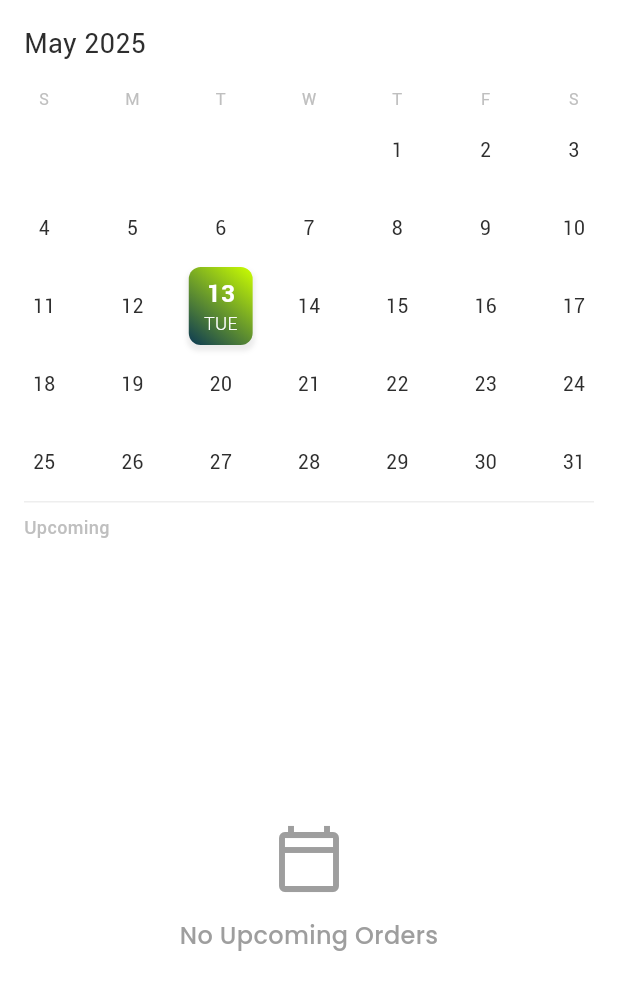
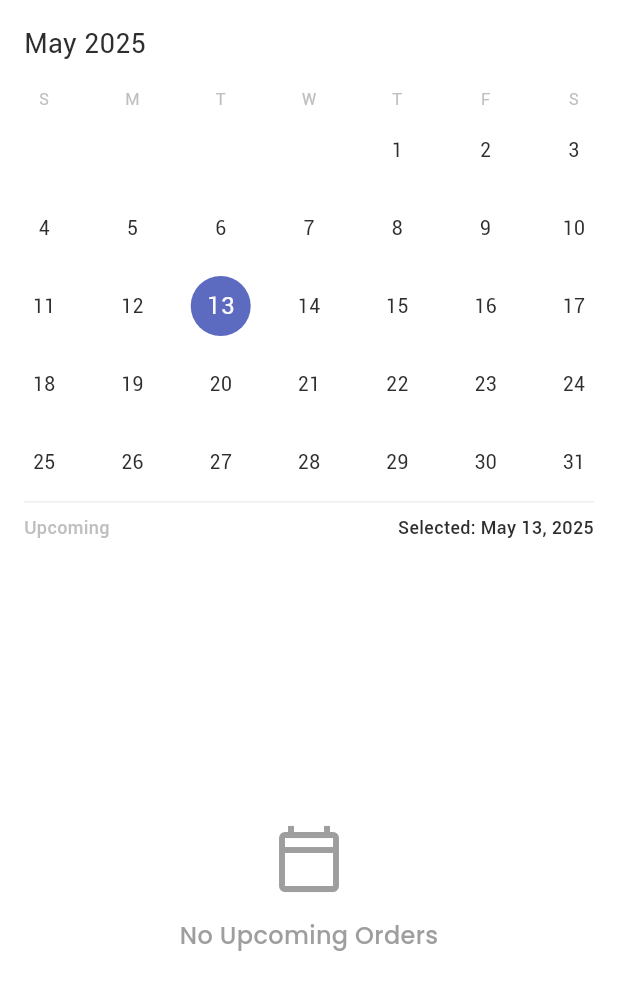
Before and after one commit to UK-Dev786/snackTagApp, a Flutter app: the CafeteriaHistorySelectDateView screen opened by its route, on a phone screen of 412 x 824 dp. Shown: the top 990 px of the screen. Run offline on Flutter 3.47's test engine with Material 3 defaults, Android fonts, the phone set to English and light mode, and no system bars; drawn by our look-alikes of table_calendar; our stand-ins replace cloud_firestore, dio, firebase_analytics, firebase_auth, firebase_core, firebase_messaging and 11 more; missing offline and left inert: dart:ffi, firebase_app_check, flutter_stripe, webview_flutter_android, webview_flutter_wkwebview; accounts and stored records are empty.

Commit message:
set the calender selected date result.

```diff
--- a/lib/app/modules/cafeteria_history_select_date/views/cafeteria_history_select_date_view.dart
+++ b/lib/app/modules/cafeteria_history_select_date/views/cafeteria_history_select_date_view.dart
@@ -31,7 +31,17 @@ class CafeteriaHistorySelectDateView extends StatelessWidget {
                 TableCalendar(
                   firstDay: DateTime.utc(2020, 1, 1),
                   lastDay: DateTime.utc(2030, 12, 31),
-                  focusedDay: DateTime.now(), // Current visible month
+                  focusedDay:
+                      cafateriaHSDCont.selectedDate.value, // Use selected date
+                  selectedDayPredicate: (day) {
+                    // Use isSameDay to check if a day is selected
+                    return cafateriaHSDCont.isSameDay(
+                        day, cafateriaHSDCont.selectedDate.value);
+                  },
+                  onDaySelected: (selectedDay, focusedDay) {
+                    // Update the selected date in the controller
+                    cafateriaHSDCont.updateSelectedDate(selectedDay);
+                  },
                   calendarBuilders: CalendarBuilders(
                     defaultBuilder: (context, day, focusedDay) {
                       String hasMealToday =
@@ -180,14 +190,29 @@ class CafeteriaHistorySelectDateView extends StatelessWidget {
                   padding: const EdgeInsets.only(
                     left: 16,
                     top: 8,
+                    right: 16,
                   ),
-                  child: Text(
+                  child: Row(
+                    mainAxisAlignment: MainAxisAlignment.spaceBetween,
+                    children: [
+                      Text(
                         'Upcoming',
                         style: AppTextStyles.RobotoRegular.copyWith(
                           fontSize: 12,
                           fontWeight: FontWeight.w500,
                           color: const Color(0xFFBFBFBF),
                         ),
+                      ),
+                      // Show selected date
+                      Obx(() => Text(
+                            'Selected: ${DateFormat('MMM d, yyyy').format(cafateriaHSDCont.selectedDate.value)}',
+                            style: AppTextStyles.RobotoRegular.copyWith(
+                              fontSize: 12,
+                              fontWeight: FontWeight.w500,
+                              color: const Color(0xFF2E2E2E),
+                            ),
+                          )),
+                    ],
                   ),
                 ),
 
```
Also changed, not shown: lib/app/modules/cafeteria_history_select_date/controllers/cafeteria_history_select_date_controller.dart (+22 -6 lines). Lines whose indentation alone changed are shown as unchanged.
